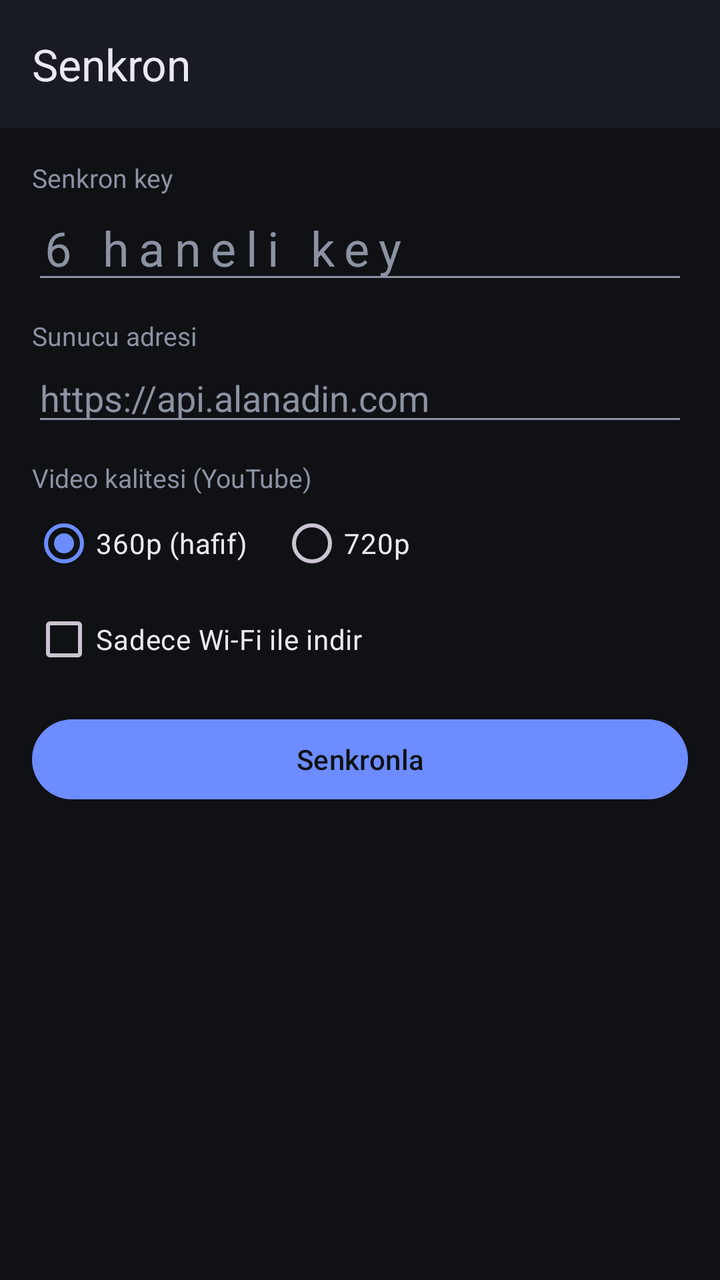
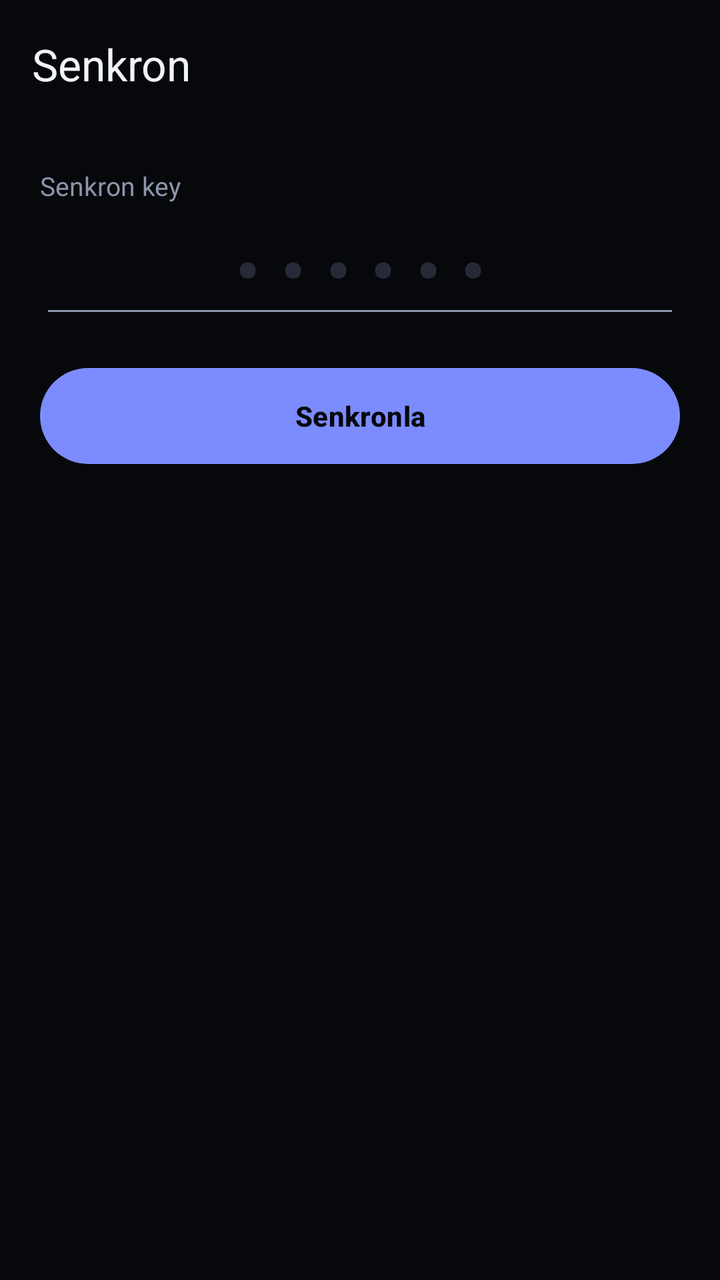

An Android layout rendered at two revisions. The XML below is the earlier revision; the diff shows what the commit changed to produce the second picture.
<!-- AndroidManifest.xml: application theme Theme.Mekronize -->
<!-- res/layout/activity_sync.xml -->
<?xml version="1.0" encoding="utf-8"?>
<LinearLayout xmlns:android="http://schemas.android.com/apk/res/android"
    xmlns:app="http://schemas.android.com/apk/res-auto"
    android:layout_width="match_parent" android:layout_height="match_parent" android:orientation="vertical">
    <com.google.android.material.appbar.MaterialToolbar android:id="@+id/toolbar"
        android:layout_width="match_parent" android:layout_height="?attr/actionBarSize"
        android:background="@color/surface" app:title="Senkron" app:titleTextColor="@color/text" />
    <ScrollView android:layout_width="match_parent" android:layout_height="match_parent" android:fillViewport="true">
        <LinearLayout android:layout_width="match_parent" android:layout_height="wrap_content"
            android:orientation="vertical" android:padding="16dp">

            <TextView android:layout_width="wrap_content" android:layout_height="wrap_content" android:text="Senkron key"
                android:textColor="@color/muted" android:textSize="13sp" />
            <EditText android:id="@+id/key" android:layout_width="match_parent" android:layout_height="wrap_content"
                android:hint="6 haneli key" android:inputType="number" android:maxLength="6"
                android:singleLine="true" android:textSize="24sp" android:letterSpacing="0.2"
                android:textColor="@color/text" android:textColorHint="@color/muted" />

            <TextView android:layout_width="wrap_content" android:layout_height="wrap_content" android:layout_marginTop="12dp"
                android:text="Sunucu adresi" android:textColor="@color/muted" android:textSize="13sp" />
            <EditText android:id="@+id/server" android:layout_width="match_parent" android:layout_height="wrap_content"
                android:hint="https://api.alanadin.com" android:inputType="textUri" android:singleLine="true"
                android:textColor="@color/text" android:textColorHint="@color/muted" />

            <TextView android:layout_width="wrap_content" android:layout_height="wrap_content" android:layout_marginTop="12dp"
                android:text="Video kalitesi (YouTube)" android:textColor="@color/muted" android:textSize="13sp" />
            <RadioGroup android:id="@+id/quality" android:layout_width="match_parent" android:layout_height="wrap_content"
                android:orientation="horizontal">
                <RadioButton android:id="@+id/qLow" android:layout_width="wrap_content" android:layout_height="wrap_content"
                    android:text="360p (hafif)" android:textColor="@color/text" android:checked="true" />
                <RadioButton android:id="@+id/qHigh" android:layout_width="wrap_content" android:layout_height="wrap_content"
                    android:layout_marginStart="16dp" android:text="720p" android:textColor="@color/text" />
            </RadioGroup>
            <CheckBox android:id="@+id/wifiOnly" android:layout_width="wrap_content" android:layout_height="wrap_content"
                android:text="Sadece Wi-Fi ile indir" android:textColor="@color/text" />

            <LinearLayout android:layout_width="match_parent" android:layout_height="wrap_content"
                android:layout_marginTop="12dp" android:orientation="horizontal">
                <Button android:id="@+id/btnSync" android:layout_width="0dp" android:layout_height="wrap_content"
                    android:layout_weight="1" android:text="Senkronla" />
                <Button android:id="@+id/btnCancel" style="@style/Widget.Material3.Button.OutlinedButton"
                    android:layout_width="wrap_content" android:layout_height="wrap_content"
                    android:layout_marginStart="8dp" android:text="İptal" android:visibility="gone" />
            </LinearLayout>

            <ProgressBar android:id="@+id/progress" style="?android:attr/progressBarStyleHorizontal"
                android:layout_width="match_parent" android:layout_height="wrap_content" android:layout_marginTop="16dp"
                android:max="100" android:visibility="gone" />
            <TextView android:id="@+id/status" android:layout_width="match_parent" android:layout_height="wrap_content"
                android:layout_marginTop="8dp" android:textColor="@color/text" android:textSize="14sp" />
            <TextView android:id="@+id/item" android:layout_width="match_parent" android:layout_height="wrap_content"
                android:textColor="@color/muted" android:textSize="13sp" android:singleLine="true" android:ellipsize="end" />
            <TextView android:id="@+id/errors" android:layout_width="match_parent" android:layout_height="wrap_content"
                android:layout_marginTop="8dp" android:textColor="#FF6B6B" android:textSize="12sp" />
        </LinearLayout>
    </ScrollView>
</LinearLayout>
<!-- resources referenced by this layout -->
<resources>
  <color name="muted">#8B92A1</color>
  <color name="surface">#181B22</color>
  <color name="text">#E8EAF0</color>
  <style name="Theme.Mekronize" parent="Theme.Material3.Dark.NoActionBar">
          <item name="colorPrimary">@color/accent</item>
          <item name="colorOnPrimary">@color/bg</item>
          <item name="colorSurface">@color/surface</item>
          <item name="colorOnSurface">@color/text</item>
          <item name="android:windowBackground">@color/bg</item>
          <item name="android:statusBarColor">@color/bg</item>
          <item name="android:navigationBarColor">@color/bg</item>
          <item name="android:textColorPrimary">@color/text</item>
          <item name="android:textColorSecondary">@color/muted</item>
      </style>
  <color name="accent">#6C8CFF</color>
  <color name="bg">#0F1115</color>
</resources>

<!-- the commit's change to res/layout/activity_sync.xml (unified diff, before → after) -->
@@ -1,53 +1,27 @@
 <?xml version="1.0" encoding="utf-8"?>
 <LinearLayout xmlns:android="http://schemas.android.com/apk/res/android"
     xmlns:app="http://schemas.android.com/apk/res-auto"
-    android:layout_width="match_parent" android:layout_height="match_parent" android:orientation="vertical">
+    android:layout_width="match_parent" android:layout_height="match_parent" android:orientation="vertical" android:background="@color/bg">
     <com.google.android.material.appbar.MaterialToolbar android:id="@+id/toolbar"
         android:layout_width="match_parent" android:layout_height="?attr/actionBarSize"
-        android:background="@color/surface" app:title="Senkron" app:titleTextColor="@color/text" />
+        android:background="@color/bg" app:title="Senkron" app:titleTextColor="@color/text" />
     <ScrollView android:layout_width="match_parent" android:layout_height="match_parent" android:fillViewport="true">
         <LinearLayout android:layout_width="match_parent" android:layout_height="wrap_content"
-            android:orientation="vertical" android:padding="16dp">
-
-            <TextView android:layout_width="wrap_content" android:layout_height="wrap_content" android:text="Senkron key"
-                android:textColor="@color/muted" android:textSize="13sp" />
+            android:orientation="vertical" android:padding="20dp">
+            <TextView style="@style/Label" android:layout_width="wrap_content" android:layout_height="wrap_content" android:text="Senkron key" />
             <EditText android:id="@+id/key" android:layout_width="match_parent" android:layout_height="wrap_content"
-                android:hint="6 haneli key" android:inputType="number" android:maxLength="6"
-                android:singleLine="true" android:textSize="24sp" android:letterSpacing="0.2"
-                android:textColor="@color/text" android:textColorHint="@color/muted" />
-
-            <TextView android:layout_width="wrap_content" android:layout_height="wrap_content" android:layout_marginTop="12dp"
-                android:text="Sunucu adresi" android:textColor="@color/muted" android:textSize="13sp" />
-            <EditText android:id="@+id/server" android:layout_width="match_parent" android:layout_height="wrap_content"
-                android:hint="https://api.alanadin.com" android:inputType="textUri" android:singleLine="true"
-                android:textColor="@color/text" android:textColorHint="@color/muted" />
-
-            <TextView android:layout_width="wrap_content" android:layout_height="wrap_content" android:layout_marginTop="12dp"
-                android:text="Video kalitesi (YouTube)" android:textColor="@color/muted" android:textSize="13sp" />
-            <RadioGroup android:id="@+id/quality" android:layout_width="match_parent" android:layout_height="wrap_content"
-                android:orientation="horizontal">
-                <RadioButton android:id="@+id/qLow" android:layout_width="wrap_content" android:layout_height="wrap_content"
-                    android:text="360p (hafif)" android:textColor="@color/text" android:checked="true" />
-                <RadioButton android:id="@+id/qHigh" android:layout_width="wrap_content" android:layout_height="wrap_content"
-                    android:layout_marginStart="16dp" android:text="720p" android:textColor="@color/text" />
-            </RadioGroup>
-            <CheckBox android:id="@+id/wifiOnly" android:layout_width="wrap_content" android:layout_height="wrap_content"
-                android:text="Sadece Wi-Fi ile indir" android:textColor="@color/text" />
-
-            <LinearLayout android:layout_width="match_parent" android:layout_height="wrap_content"
-                android:layout_marginTop="12dp" android:orientation="horizontal">
-                <Button android:id="@+id/btnSync" android:layout_width="0dp" android:layout_height="wrap_content"
-                    android:layout_weight="1" android:text="Senkronla" />
-                <Button android:id="@+id/btnCancel" style="@style/Widget.Material3.Button.OutlinedButton"
-                    android:layout_width="wrap_content" android:layout_height="wrap_content"
-                    android:layout_marginStart="8dp" android:text="İptal" android:visibility="gone" />
-            </LinearLayout>
-
+                android:hint="••••••" android:inputType="number" android:maxLength="6" android:gravity="center"
+                android:singleLine="true" android:textSize="34sp" android:textStyle="bold" android:letterSpacing="0.3"
+                android:textColor="@color/text" android:textColorHint="@color/line" />
+            <Button android:id="@+id/btnSync" android:layout_width="match_parent" android:layout_height="56dp"
+                android:layout_marginTop="16dp" android:text="Senkronla" android:textStyle="bold" />
+            <Button android:id="@+id/btnCancel" style="@style/Widget.Material3.Button.OutlinedButton"
+                android:layout_width="match_parent" android:layout_height="wrap_content" android:text="İptal" android:visibility="gone" />
             <ProgressBar android:id="@+id/progress" style="?android:attr/progressBarStyleHorizontal"
-                android:layout_width="match_parent" android:layout_height="wrap_content" android:layout_marginTop="16dp"
-                android:max="100" android:visibility="gone" />
+                android:layout_width="match_parent" android:layout_height="wrap_content" android:layout_marginTop="20dp"
+                android:max="100" android:progressDrawable="@drawable/seek_progress" android:visibility="gone" />
             <TextView android:id="@+id/status" android:layout_width="match_parent" android:layout_height="wrap_content"
-                android:layout_marginTop="8dp" android:textColor="@color/text" android:textSize="14sp" />
+                android:layout_marginTop="10dp" android:textColor="@color/text" android:textSize="15sp" />
             <TextView android:id="@+id/item" android:layout_width="match_parent" android:layout_height="wrap_content"
                 android:textColor="@color/muted" android:textSize="13sp" android:singleLine="true" android:ellipsize="end" />
             <TextView android:id="@+id/errors" android:layout_width="match_parent" android:layout_height="wrap_content"
<!-- resource entries referenced after the edit -->
@@ -1,8 +1,17 @@
 <!-- resources referenced by this layout -->
 <resources>
-  <color name="muted">#8B92A1</color>
-  <color name="surface">#181B22</color>
-  <color name="text">#E8EAF0</color>
+  <color name="muted">#8D95AB</color>
+  <color name="surface">#12141B</color>
+  <color name="text">#F1F3FA</color>
+  <!-- drawable seek_progress (drawable) -->
+  <layer-list xmlns:android="http://schemas.android.com/apk/res/android">
+      <item android:id="@android:id/background"><shape><solid android:color="#2B3042" /><corners android:radius="3dp" /><size android:height="4dp" /></shape></item>
+      <item android:id="@android:id/progress"><clip><shape><solid android:color="#8E9CFF" /><corners android:radius="3dp" /><size android:height="4dp" /></shape></clip></item>
+  </layer-list>
+  <style name="Label">
+          <item name="android:textColor">@color/muted</item>
+          <item name="android:textSize">13sp</item>
+      </style>
   <style name="Theme.Mekronize" parent="Theme.Material3.Dark.NoActionBar">
           <item name="colorPrimary">@color/accent</item>
           <item name="colorOnPrimary">@color/bg</item>
@@ -14,7 +23,8 @@
           <item name="android:textColorPrimary">@color/text</item>
           <item name="android:textColorSecondary">@color/muted</item>
       </style>
-  <color name="accent">#6C8CFF</color>
-  <color name="bg">#0F1115</color>
+  <color name="accent">#7C8CFF</color>
+  <color name="bg">#07080C</color>
+  <color name="line">#262A38</color>
 </resources>
 
